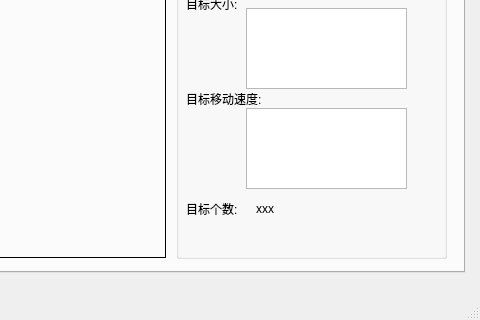
The window that LearningOpenCV3WithPython/MultiTargetMotionDetection/mainwindow.ui (CycloneBoy/pythonLearning) describes before a commit, drawn with Qt 5; both pictures show x 486 to 966 and y 275 to 595 of the 966 by 595 pixel window.
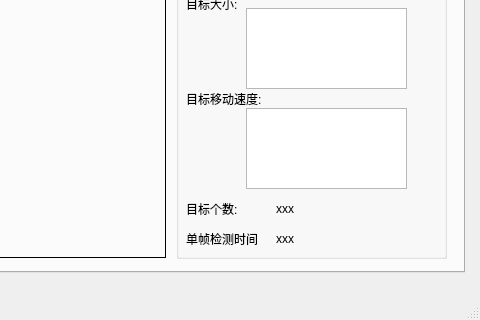
The same window after the commit.

Commit message: 添加圆环检测

Patch:
```diff
--- a/LearningOpenCV3WithPython/MultiTargetMotionDetection/mainwindow.ui
+++ b/LearningOpenCV3WithPython/MultiTargetMotionDetection/mainwindow.ui
@@ -87,9 +87,9 @@
       <widget class="QLabel" name="label_target_number">
        <property name="geometry">
         <rect>
-         <x>80</x>
+         <x>100</x>
          <y>340</y>
-         <width>54</width>
+         <width>131</width>
          <height>21</height>
         </rect>
        </property>
@@ -153,6 +153,32 @@
         </rect>
        </property>
       </widget>
+      <widget class="QLabel" name="label_target_detect_time">
+       <property name="geometry">
+        <rect>
+         <x>100</x>
+         <y>370</y>
+         <width>121</width>
+         <height>21</height>
+        </rect>
+       </property>
+       <property name="text">
+        <string>xxx</string>
+       </property>
+      </widget>
+      <widget class="QLabel" name="label_11">
+       <property name="geometry">
+        <rect>
+         <x>10</x>
+         <y>370</y>
+         <width>71</width>
+         <height>21</height>
+        </rect>
+       </property>
+       <property name="text">
+        <string>单帧检测时间:</string>
+       </property>
+      </widget>
      </widget>
      <widget class="QGroupBox" name="groupBox_button">
       <property name="geometry">
```
The commit also changes 10 other files.
